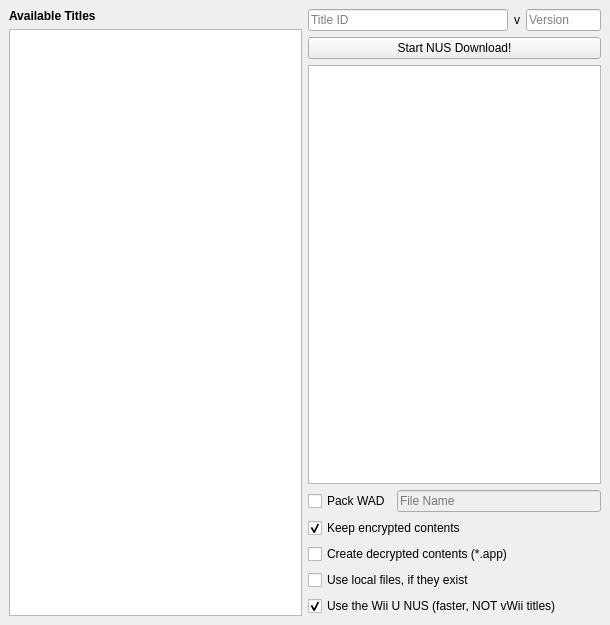
Before: the Qt Designer form qt/ui/MainMenu.ui in NinjaCheetah/NUSGet, drawn with Qt 5.
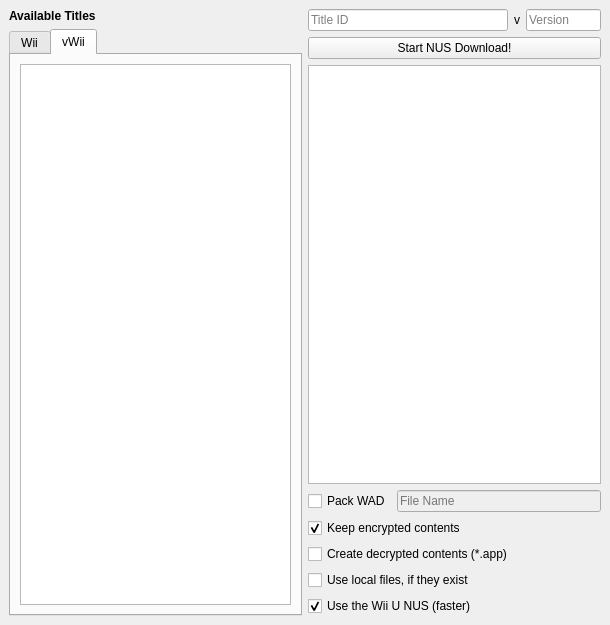
After: the same form once the commit is applied. The open tabs and pages were chosen to show the change.

Commit message: Added vWii title support and began filling in database

The edit to the form file:
```diff
--- a/qt/ui/MainMenu.ui
+++ b/qt/ui/MainMenu.ui
@@ -43,7 +43,17 @@
        </widget>
       </item>
       <item>
-       <widget class="QTreeWidget" name="title_tree">
+       <widget class="QTabWidget" name="platform_tabs">
+        <property name="currentIndex">
+         <number>0</number>
+        </property>
+        <widget class="QWidget" name="wii_tab">
+         <attribute name="title">
+          <string>Wii</string>
+         </attribute>
+         <layout class="QVBoxLayout" name="verticalLayout_2">
+          <item>
+           <widget class="QTreeWidget" name="wii_title_tree">
         <property name="columnCount">
          <number>1</number>
         </property>
@@ -64,6 +74,41 @@
           <string notr="true">1</string>
          </property>
         </column>
+           </widget>
+          </item>
+         </layout>
+        </widget>
+        <widget class="QWidget" name="vwii_tab">
+         <attribute name="title">
+          <string>vWii</string>
+         </attribute>
+         <layout class="QVBoxLayout" name="verticalLayout_4">
+          <item>
+           <widget class="QTreeWidget" name="vwii_title_tree">
+            <property name="columnCount">
+             <number>1</number>
+            </property>
+            <attribute name="headerVisible">
+             <bool>false</bool>
+            </attribute>
+            <attribute name="headerMinimumSectionSize">
+             <number>49</number>
+            </attribute>
+            <attribute name="headerDefaultSectionSize">
+             <number>100</number>
+            </attribute>
+            <attribute name="headerStretchLastSection">
+             <bool>false</bool>
+            </attribute>
+            <column>
+             <property name="text">
+              <string notr="true">1</string>
+             </property>
+            </column>
+           </widget>
+          </item>
+         </layout>
+        </widget>
        </widget>
       </item>
      </layout>
@@ -176,7 +221,7 @@
       <item>
        <widget class="QCheckBox" name="use_wiiu_nus_chkbox">
         <property name="text">
-         <string>Use the Wii U NUS (faster, NOT vWii titles)</string>
+         <string>Use the Wii U NUS (faster)</string>
         </property>
         <property name="checked">
          <bool>true</bool>
```
Lines whose indentation alone changed are shown as unchanged. The commit also changes 3 other files.
